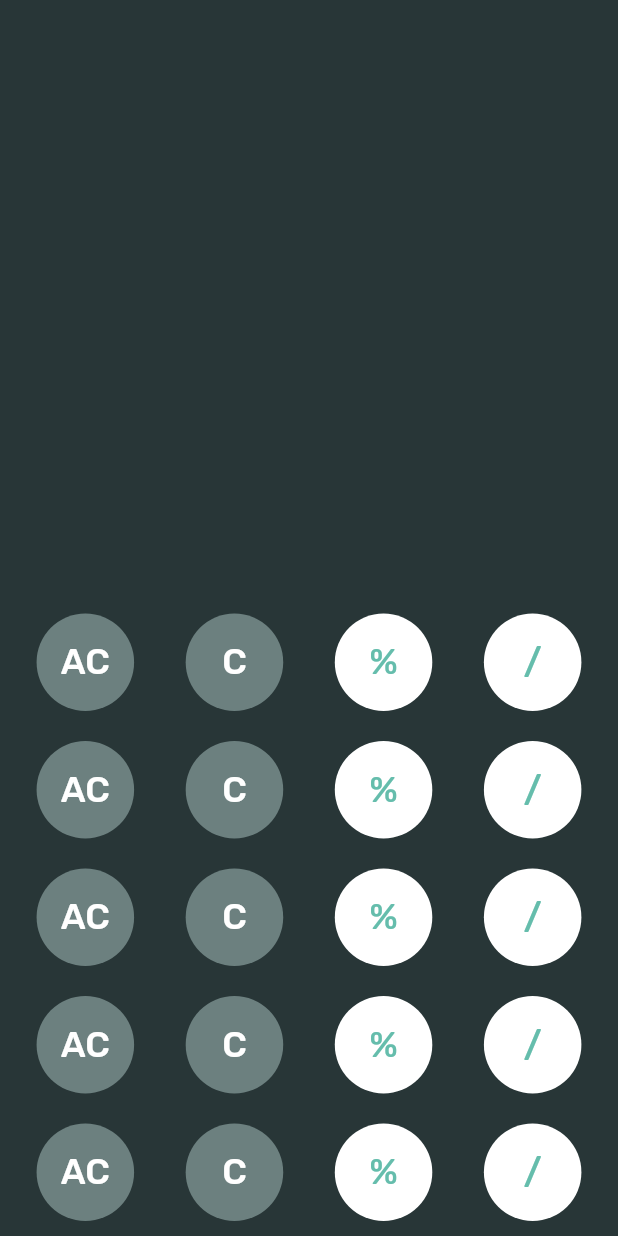
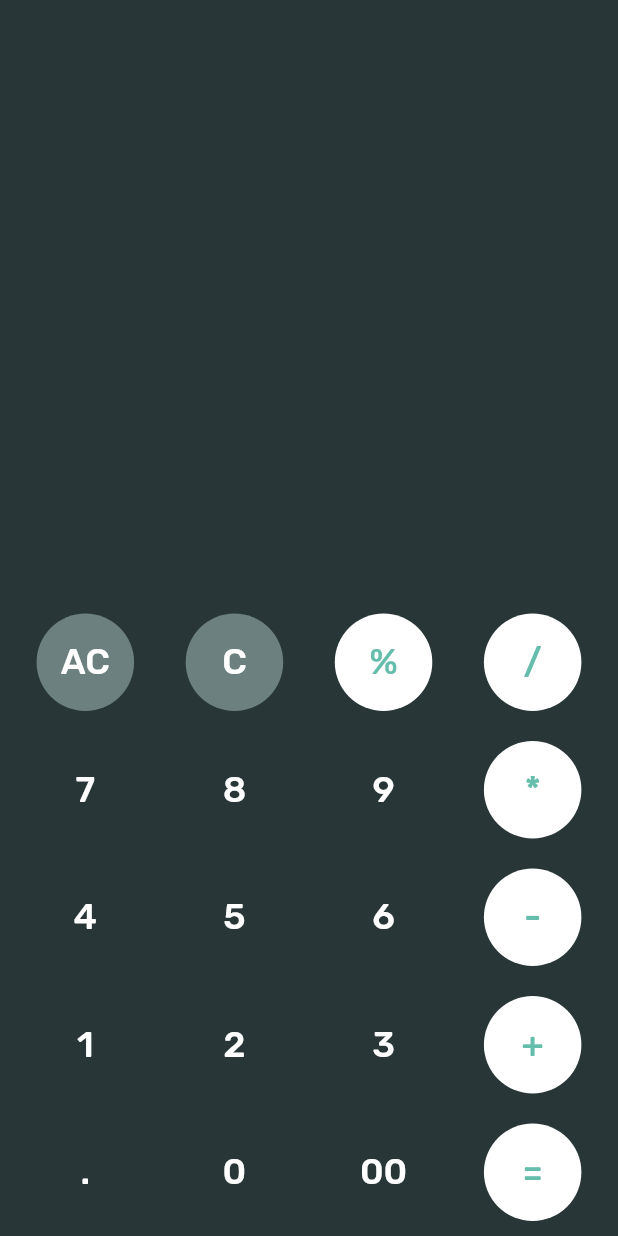
Before and after one commit to hiverkiya/Flutter-Apps, a Flutter app: the screen it shows after launch, on a phone screen of 412 x 824 dp. Run offline on Flutter 3.47's test engine with Material 2 defaults, Android fonts, the phone set to English and light mode, and no system bars; our stand-ins replace google_fonts.

Commit message:
Fixed Button Styling

```diff
--- a/calculator/lib/main.dart
+++ b/calculator/lib/main.dart
@@ -42,20 +42,16 @@ class CalcApp extends StatelessWidget {
               mainAxisAlignment: MainAxisAlignment.spaceEvenly,
               children: <Widget>[
                 CalcButton(
-                  text: 'AC',
-                  fillColor: 0xFF6C807F,
+                  text: '7',
                 ),
                 CalcButton(
-                  text: 'C',
-                  fillColor: 0xFF6C807F,
+                  text: '8',
                 ),
                 CalcButton(
-                  text: '%',
-                  fillColor: 0xFFFFFFFF,
-                  textColor: 0xFF65BDAC,
+                  text: '9',
                 ),
                 CalcButton(
-                  text: '/',
+                  text: '*',
                   fillColor: 0xFFFFFFFF,
                   textColor: 0xFF65BDAC,
                 ),
@@ -65,20 +61,16 @@ class CalcApp extends StatelessWidget {
               mainAxisAlignment: MainAxisAlignment.spaceEvenly,
               children: <Widget>[
                 CalcButton(
-                  text: 'AC',
-                  fillColor: 0xFF6C807F,
+                  text: '4',
                 ),
                 CalcButton(
-                  text: 'C',
-                  fillColor: 0xFF6C807F,
+                  text: '5',
                 ),
                 CalcButton(
-                  text: '%',
-                  fillColor: 0xFFFFFFFF,
-                  textColor: 0xFF65BDAC,
+                  text: '6',
                 ),
                 CalcButton(
-                  text: '/',
+                  text: '-',
                   fillColor: 0xFFFFFFFF,
                   textColor: 0xFF65BDAC,
                 ),
@@ -88,20 +80,16 @@ class CalcApp extends StatelessWidget {
               mainAxisAlignment: MainAxisAlignment.spaceEvenly,
               children: <Widget>[
                 CalcButton(
-                  text: 'AC',
-                  fillColor: 0xFF6C807F,
+                  text: '1',
                 ),
                 CalcButton(
-                  text: 'C',
-                  fillColor: 0xFF6C807F,
+                  text: '2',
                 ),
                 CalcButton(
-                  text: '%',
-                  fillColor: 0xFFFFFFFF,
-                  textColor: 0xFF65BDAC,
+                  text: '3',
                 ),
                 CalcButton(
-                  text: '/',
+                  text: '+',
                   fillColor: 0xFFFFFFFF,
                   textColor: 0xFF65BDAC,
                 ),
@@ -111,20 +99,16 @@ class CalcApp extends StatelessWidget {
               mainAxisAlignment: MainAxisAlignment.spaceEvenly,
               children: <Widget>[
                 CalcButton(
-                  text: 'AC',
-                  fillColor: 0xFF6C807F,
+                  text: '.',
                 ),
                 CalcButton(
-                  text: 'C',
-                  fillColor: 0xFF6C807F,
+                  text: '0',
                 ),
                 CalcButton(
-                  text: '%',
-                  fillColor: 0xFFFFFFFF,
-                  textColor: 0xFF65BDAC,
+                  text: '00',
                 ),
                 CalcButton(
-                  text: '/',
+                  text: '=',
                   fillColor: 0xFFFFFFFF,
                   textColor: 0xFF65BDAC,
                 ),
```
